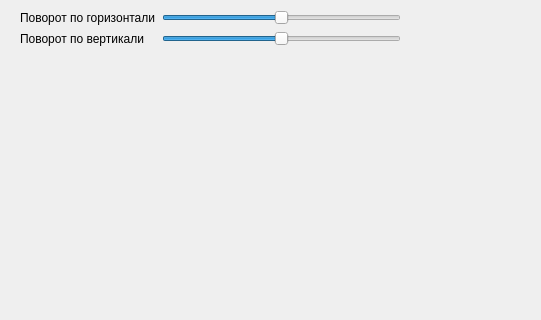
This is mainwindow.ui in LoggerHead22/3d-gui as Qt 5 draws it before an edit; both pictures show x 0 to 541 and y 0 to 320 of the 800 by 600 pixel window. The edited form follows.
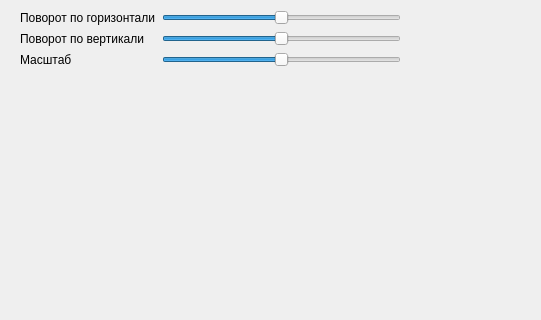
This is the edited form.

Diff of the .ui file:
```diff
--- a/mainwindow.ui
+++ b/mainwindow.ui
@@ -20,7 +20,7 @@
       <x>20</x>
       <y>10</y>
       <width>381</width>
-      <height>80</height>
+      <height>89</height>
      </rect>
     </property>
     <layout class="QFormLayout" name="formLayout">
@@ -64,6 +64,29 @@
        </property>
       </widget>
      </item>
+     <item row="2" column="0">
+      <widget class="QLabel" name="label_3">
+       <property name="text">
+        <string>Масштаб</string>
+       </property>
+      </widget>
+     </item>
+     <item row="2" column="1">
+      <widget class="QSlider" name="zoomSlider">
+       <property name="minimum">
+        <number>0</number>
+       </property>
+       <property name="maximum">
+        <number>200</number>
+       </property>
+       <property name="value">
+        <number>100</number>
+       </property>
+       <property name="orientation">
+        <enum>Qt::Horizontal</enum>
+       </property>
+      </widget>
+     </item>
     </layout>
    </widget>
   </widget>
```
